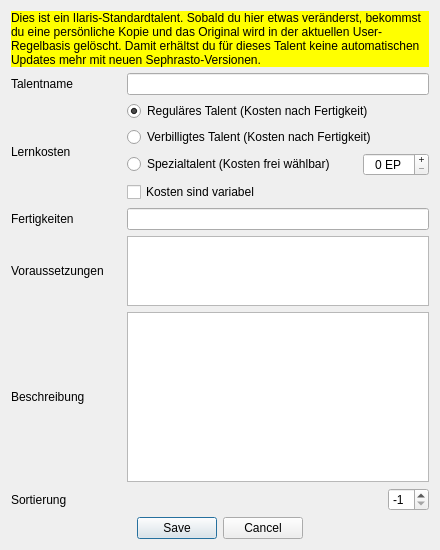
Qt form UI/DatenbankEditTalent.ui (Aeolitus/Sephrasto) before a commit.
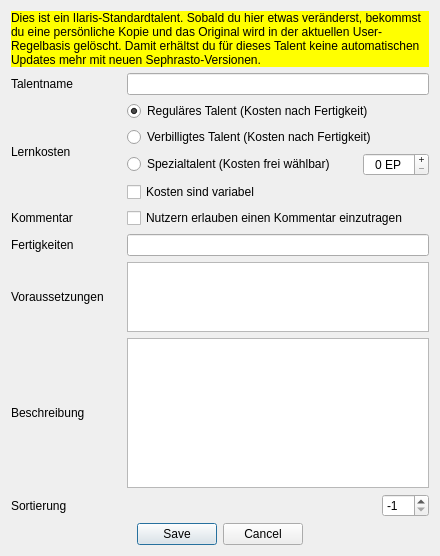
The same form after that commit.

Commit message: - Added possibility to allow user comment on talent/vorteil without variable costs. Increased "sortierung" limit to 999. User comments now show up on the cheat sheet. Talents with variable cost now have their PW properly displayed in the cheat sheet. - Database talent editor: cost spinner is now greyed out if spezialtalent is not selected - Database: Changed all Kampfstil & Tradition IV vorteile to allow a user comment. Fixed sortierung for "Dämonische Stärkung: Alchemie"

```diff
--- a/UI/DatenbankEditTalent.ui
+++ b/UI/DatenbankEditTalent.ui
@@ -19,6 +19,19 @@
   <layout class="QGridLayout" name="gridLayout_2">
    <item row="0" column="0">
     <layout class="QGridLayout" name="gridLayout">
+     <item row="8" column="0">
+      <widget class="QLabel" name="label_12">
+       <property name="minimumSize">
+        <size>
+         <width>110</width>
+         <height>0</height>
+        </size>
+       </property>
+       <property name="text">
+        <string>Sortierung</string>
+       </property>
+      </widget>
+     </item>
      <item row="1" column="0">
       <widget class="QLabel" name="label">
        <property name="text">
@@ -26,17 +39,49 @@
        </property>
       </widget>
      </item>
-     <item row="2" column="0">
-      <widget class="QLabel" name="label_2">
-       <property name="text">
-        <string>Lernkosten</string>
-       </property>
-      </widget>
+     <item row="6" column="1">
+      <widget class="QPlainTextEdit" name="voraussetzungenEdit"/>
      </item>
-     <item row="1" column="1">
-      <widget class="QLineEdit" name="nameEdit"/>
+     <item row="8" column="1">
+      <layout class="QHBoxLayout" name="horizontalLayout_12">
+       <item>
+        <spacer name="horizontalSpacer_12">
+         <property name="orientation">
+          <enum>Qt::Horizontal</enum>
+         </property>
+         <property name="sizeHint" stdset="0">
+          <size>
+           <width>40</width>
+           <height>20</height>
+          </size>
+         </property>
+        </spacer>
+       </item>
+       <item>
+        <widget class="QSpinBox" name="sortierungEdit">
+         <property name="suffix">
+          <string/>
+         </property>
+         <property name="minimum">
+          <number>-1</number>
+         </property>
+         <property name="maximum">
+          <number>999</number>
+         </property>
+         <property name="singleStep">
+          <number>1</number>
+         </property>
+         <property name="value">
+          <number>-1</number>
+         </property>
+        </widget>
+       </item>
+      </layout>
      </item>
-     <item row="2" column="1">
+     <item row="5" column="1">
+      <widget class="QLineEdit" name="fertigkeitenEdit"/>
+     </item>
+     <item row="3" column="1">
       <layout class="QVBoxLayout" name="verticalLayout">
        <item>
         <widget class="QRadioButton" name="buttonRegulaer">
@@ -115,17 +160,17 @@
        </item>
       </layout>
      </item>
-     <item row="3" column="0">
-      <widget class="QLabel" name="label_3">
+     <item row="7" column="0">
+      <widget class="QLabel" name="label_5">
        <property name="text">
-        <string>Fertigkeiten</string>
+        <string>Beschreibung</string>
        </property>
       </widget>
      </item>
-     <item row="3" column="1">
-      <widget class="QLineEdit" name="fertigkeitenEdit"/>
+     <item row="1" column="1">
+      <widget class="QLineEdit" name="nameEdit"/>
      </item>
-     <item row="4" column="0">
+     <item row="6" column="0">
       <widget class="QLabel" name="label_4">
        <property name="minimumSize">
         <size>
@@ -138,72 +183,13 @@
        </property>
       </widget>
      </item>
-     <item row="4" column="1">
-      <widget class="QPlainTextEdit" name="voraussetzungenEdit"/>
-     </item>
      <item row="5" column="0">
-      <widget class="QLabel" name="label_5">
+      <widget class="QLabel" name="label_3">
        <property name="text">
-        <string>Beschreibung</string>
+        <string>Fertigkeiten</string>
        </property>
       </widget>
      </item>
-     <item row="5" column="1">
-      <widget class="QPlainTextEdit" name="textEdit">
-       <property name="sizePolicy">
-        <sizepolicy hsizetype="Expanding" vsizetype="MinimumExpanding">
-         <horstretch>0</horstretch>
-         <verstretch>0</verstretch>
-        </sizepolicy>
-       </property>
-      </widget>
-     </item>
-	 <item row="6" column="0">
-      <widget class="QLabel" name="label_12">
-       <property name="minimumSize">
-        <size>
-         <width>110</width>
-         <height>0</height>
-        </size>
-       </property>
-       <property name="text">
-        <string>Sortierung</string>
-       </property>
-      </widget>
-     </item>
-	 <item row="6" column="1">
-      <layout class="QHBoxLayout" name="horizontalLayout_12">
-       <item>
-        <spacer name="horizontalSpacer_12">
-         <property name="orientation">
-          <enum>Qt::Horizontal</enum>
-         </property>
-         <property name="sizeHint" stdset="0">
-          <size>
-           <width>40</width>
-           <height>20</height>
-          </size>
-         </property>
-        </spacer>
-       </item>
-       <item>
-        <widget class="QSpinBox" name="sortierungEdit">
-         <property name="suffix">
-          <string/>
-         </property>
-         <property name="minimum">
-          <number>-1</number>
-         </property>
-         <property name="singleStep">
-          <number>1</number>
-         </property>
-         <property name="value">
-          <number>-1</number>
-         </property>
-        </widget>
-       </item>
-      </layout>
-     </item>
      <item row="0" column="0" colspan="2">
       <widget class="QLabel" name="warning">
        <property name="styleSheet">
@@ -215,9 +201,37 @@
        <property name="wordWrap">
         <bool>true</bool>
        </property>
-	   <property name="visible">
-	    <bool>False</bool>
-	   </property>
+      </widget>
+     </item>
+     <item row="3" column="0">
+      <widget class="QLabel" name="label_2">
+       <property name="text">
+        <string>Lernkosten</string>
+       </property>
+      </widget>
+     </item>
+     <item row="7" column="1">
+      <widget class="QPlainTextEdit" name="textEdit">
+       <property name="sizePolicy">
+        <sizepolicy hsizetype="Expanding" vsizetype="MinimumExpanding">
+         <horstretch>0</horstretch>
+         <verstretch>0</verstretch>
+        </sizepolicy>
+       </property>
+      </widget>
+     </item>
+     <item row="4" column="0">
+      <widget class="QLabel" name="label_6">
+       <property name="text">
+        <string>Kommentar</string>
+       </property>
+      </widget>
+     </item>
+     <item row="4" column="1">
+      <widget class="QCheckBox" name="checkKommentar">
+       <property name="text">
+        <string>Nutzern erlauben einen Kommentar einzutragen</string>
+       </property>
       </widget>
      </item>
     </layout>
```
Left out of the diff: 44 changed lines with no effect on the pictures. The commit also changes 17 other files.
